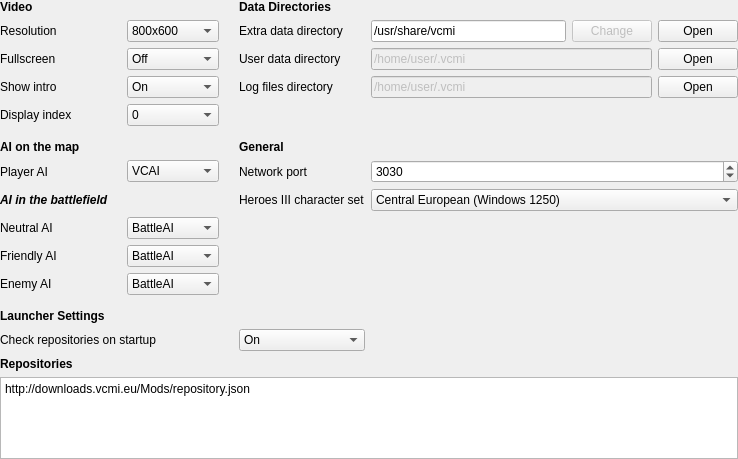
Old version of the form launcher/settingsView/csettingsview_moc.ui in the repository vcmi/vcmi.
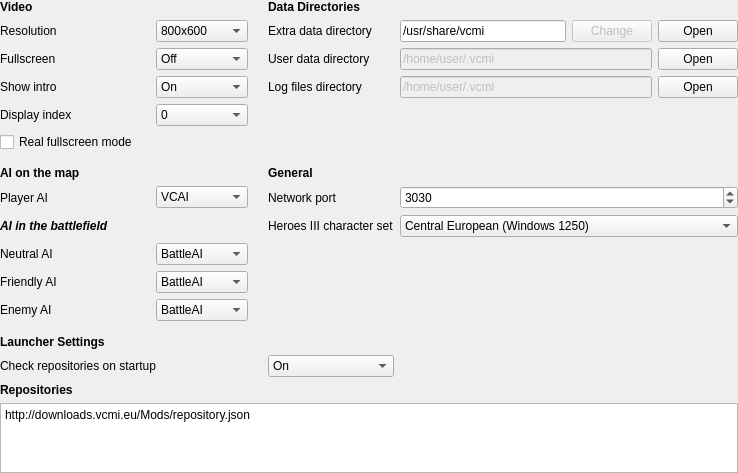
New version of the form.

Commit message: Add optional real fullscreen mode support

Diff of the .ui file:
```diff
--- a/launcher/settingsView/csettingsview_moc.ui
+++ b/launcher/settingsView/csettingsview_moc.ui
@@ -7,7 +7,7 @@
     <x>0</x>
     <y>0</y>
     <width>738</width>
-    <height>459</height>
+    <height>471</height>
    </rect>
   </property>
   <property name="windowTitle">
@@ -26,6 +26,30 @@
    <property name="bottomMargin">
     <number>0</number>
    </property>
+   <item row="3" column="6">
+    <widget class="QLabel" name="labelTempDir">
+     <property name="text">
+      <string>Log files directory</string>
+     </property>
+    </widget>
+   </item>
+   <item row="17" column="6">
+    <widget class="QComboBox" name="comboBoxAutoCheck">
+     <property name="currentIndex">
+      <number>1</number>
+     </property>
+     <item>
+      <property name="text">
+       <string>Off</string>
+      </property>
+     </item>
+     <item>
+      <property name="text">
+       <string>On</string>
+      </property>
+     </item>
+    </widget>
+   </item>
    <item row="0" column="6" colspan="4">
     <widget class="QLabel" name="labelDataDirs">
      <property name="font">
@@ -66,7 +90,7 @@
      </property>
     </widget>
    </item>
-   <item row="9" column="4">
+   <item row="11" column="4">
     <widget class="QComboBox" name="comboBoxNeutralAI">
      <item>
       <property name="text">
@@ -87,7 +111,7 @@
      </property>
     </widget>
    </item>
-   <item row="12" column="1">
+   <item row="14" column="1">
     <widget class="QLabel" name="labelEnemyAI">
      <property name="minimumSize">
       <size>
@@ -100,7 +124,7 @@
      </property>
     </widget>
    </item>
-   <item row="15" column="1" colspan="4">
+   <item row="17" column="1" colspan="4">
     <widget class="QLabel" name="labelAutoCheck">
      <property name="text">
       <string>Check repositories on startup</string>
@@ -121,7 +145,7 @@
      </property>
     </widget>
    </item>
-   <item row="6" column="6" colspan="4">
+   <item row="8" column="6" colspan="4">
     <widget class="QLabel" name="labelGeneral">
      <property name="font">
       <font>
@@ -153,7 +177,7 @@
      </property>
     </widget>
    </item>
-   <item row="7" column="4">
+   <item row="9" column="4">
     <widget class="QComboBox" name="comboBoxPlayerAI">
      <item>
       <property name="text">
@@ -181,31 +205,7 @@
      </property>
     </widget>
    </item>
-   <item row="3" column="6">
-    <widget class="QLabel" name="labelTempDir">
-     <property name="text">
-      <string>Log files directory</string>
-     </property>
-    </widget>
-   </item>
-   <item row="15" column="6">
-    <widget class="QComboBox" name="comboBoxAutoCheck">
-     <property name="currentIndex">
-      <number>1</number>
-     </property>
-     <item>
-      <property name="text">
-       <string>Off</string>
-      </property>
-     </item>
-     <item>
-      <property name="text">
-       <string>On</string>
-      </property>
-     </item>
-    </widget>
-   </item>
-   <item row="16" column="1" colspan="4">
+   <item row="18" column="1" colspan="4">
     <widget class="QLabel" name="labelRepositories">
      <property name="font">
       <font>
@@ -225,7 +225,7 @@
      </property>
     </widget>
    </item>
-   <item row="7" column="7" colspan="3">
+   <item row="9" column="7" colspan="3">
     <widget class="QSpinBox" name="spinBoxNetworkPort">
      <property name="minimum">
       <number>1024</number>
@@ -238,7 +238,7 @@
      </property>
     </widget>
    </item>
-   <item row="18" column="1" colspan="9">
+   <item row="20" column="1" colspan="9">
     <widget class="QPlainTextEdit" name="plainTextEditRepos">
      <property name="lineWrapMode">
       <enum>QPlainTextEdit::NoWrap</enum>
@@ -255,7 +255,7 @@
      </property>
     </widget>
    </item>
-   <item row="11" column="1">
+   <item row="13" column="1">
     <widget class="QLabel" name="labelFriendlyAI">
      <property name="minimumSize">
       <size>
@@ -268,14 +268,14 @@
      </property>
     </widget>
    </item>
-   <item row="7" column="1">
+   <item row="9" column="1">
     <widget class="QLabel" name="labelPlayerAI">
      <property name="text">
       <string>Player AI</string>
      </property>
     </widget>
    </item>
-   <item row="12" column="4">
+   <item row="14" column="4">
     <widget class="QComboBox" name="comboBoxEnemyAI">
      <property name="editable">
       <bool>false</bool>
@@ -302,7 +302,7 @@
      </property>
     </widget>
    </item>
-   <item row="5" column="1" colspan="4">
+   <item row="7" column="1" colspan="4">
     <spacer name="spacerSections">
      <property name="orientation">
       <enum>Qt::Vertical</enum>
@@ -374,7 +374,7 @@
      </item>
     </widget>
    </item>
-   <item row="6" column="1" colspan="4">
+   <item row="8" column="1" colspan="4">
     <widget class="QLabel" name="labelAIMovingOnTheMap">
      <property name="font">
       <font>
@@ -404,7 +404,7 @@
      </item>
     </widget>
    </item>
-   <item row="14" column="1" colspan="4">
+   <item row="16" column="1" colspan="4">
     <widget class="QLabel" name="LauncherSettings">
      <property name="font">
       <font>
@@ -417,7 +417,7 @@
      </property>
     </widget>
    </item>
-   <item row="7" column="6">
+   <item row="9" column="6">
     <widget class="QLabel" name="labelNetworkPort">
      <property name="text">
       <string>Network port</string>
@@ -486,7 +486,7 @@
      </item>
     </widget>
    </item>
-   <item row="13" column="1" colspan="4">
+   <item row="15" column="1" colspan="4">
     <spacer name="spacerRepos">
      <property name="orientation">
       <enum>Qt::Vertical</enum>
@@ -502,7 +502,7 @@
      </property>
     </spacer>
    </item>
-   <item row="11" column="4">
+   <item row="13" column="4">
     <widget class="QComboBox" name="comboBoxFriendlyAI">
      <property name="editable">
       <bool>false</bool>
@@ -522,7 +522,7 @@
      </item>
     </widget>
    </item>
-   <item row="8" column="7" colspan="3">
+   <item row="10" column="7" colspan="3">
     <widget class="QComboBox" name="comboBoxEncoding">
      <item>
       <property name="text">
@@ -551,7 +551,7 @@
      </item>
     </widget>
    </item>
-   <item row="8" column="1">
+   <item row="10" column="1">
     <widget class="QLabel" name="labelAIInTheBattlefield">
      <property name="font">
       <font>
@@ -566,7 +566,7 @@
      </property>
     </widget>
    </item>
-   <item row="9" column="5">
+   <item row="11" column="5">
     <spacer name="spacerColumns">
      <property name="orientation">
       <enum>Qt::Horizontal</enum>
@@ -582,20 +582,27 @@
      </property>
     </spacer>
    </item>
-   <item row="8" column="6">
+   <item row="10" column="6">
     <widget class="QLabel" name="labelEncoding">
      <property name="text">
       <string>Heroes III character set</string>
      </property>
     </widget>
    </item>
-   <item row="9" column="1">
+   <item row="11" column="1">
     <widget class="QLabel" name="labelNeutralAI">
      <property name="text">
       <string>Neutral AI</string>
      </property>
     </widget>
    </item>
+   <item row="5" column="1">
+    <widget class="QCheckBox" name="checkBoxFullScreen">
+     <property name="text">
+      <string>Real fullscreen mode</string>
+     </property>
+    </widget>
+   </item>
   </layout>
  </widget>
  <resources/>
```
The commit also changes 4 other files.
